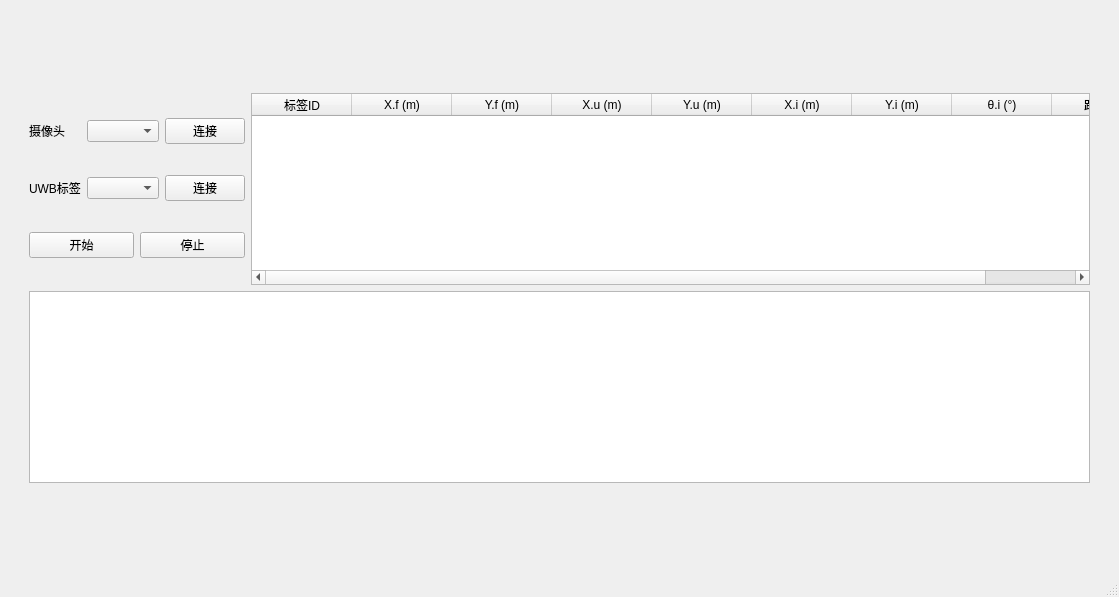
Before: the Qt Designer form mainwindow.ui in lankeren977/RTLS, drawn with Qt 5.
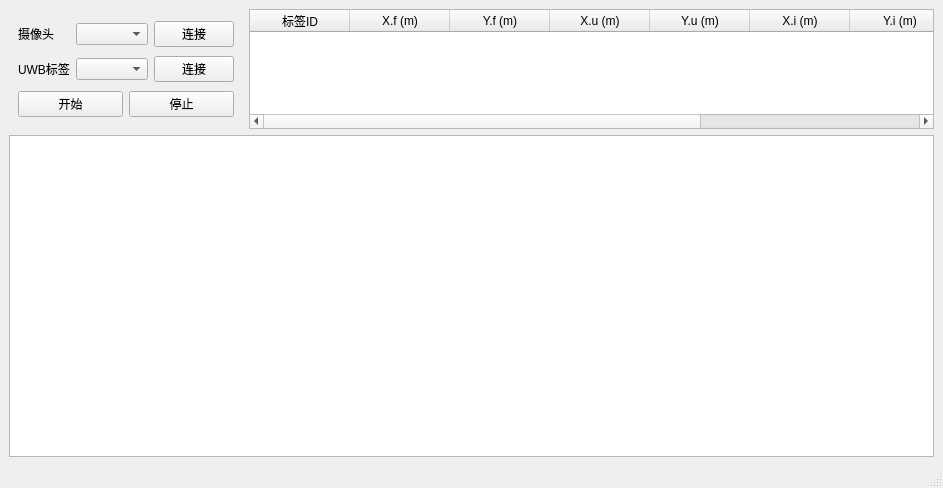
After: the same form once the commit is applied.

Commit message: 修改mainwindow.iu的布局

Diff of the .ui file:
```diff
--- a/mainwindow.ui
+++ b/mainwindow.ui
@@ -6,8 +6,8 @@
    <rect>
     <x>0</x>
     <y>0</y>
-    <width>1119</width>
-    <height>597</height>
+    <width>943</width>
+    <height>488</height>
    </rect>
   </property>
   <property name="windowTitle">
@@ -15,13 +15,18 @@
   </property>
   <widget class="QWidget" name="centralwidget">
    <layout class="QGridLayout" name="gridLayout">
-    <item row="1" column="1" rowspan="2" colspan="2">
-     <layout class="QVBoxLayout" name="verticalLayout_2">
-      <item>
-       <layout class="QHBoxLayout" name="horizontalLayout_4">
-        <item>
+    <item row="0" column="0">
          <layout class="QVBoxLayout" name="verticalLayout">
           <item>
+       <widget class="QWidget" name="widget" native="true">
+        <property name="maximumSize">
+         <size>
+          <width>300</width>
+          <height>120</height>
+         </size>
+        </property>
+        <layout class="QVBoxLayout" name="verticalLayout_3">
+         <item>
            <layout class="QHBoxLayout" name="horizontalLayout">
             <item>
              <widget class="QLabel" name="label_3">
@@ -82,9 +87,18 @@
            </layout>
           </item>
          </layout>
-        </item>
-        <item>
+       </widget>
+      </item>
+     </layout>
+    </item>
+    <item row="0" column="1">
          <widget class="QTableWidget" name="tableWidget">
+      <property name="maximumSize">
+       <size>
+        <width>800</width>
+        <height>120</height>
+       </size>
+      </property>
           <column>
            <property name="text">
             <string>标签ID</string>
@@ -132,9 +146,7 @@
           </column>
          </widget>
         </item>
-       </layout>
-      </item>
-      <item>
+    <item row="1" column="0" colspan="2">
        <widget class="QGraphicsView" name="graphicsView">
         <property name="enabled">
          <bool>true</bool>
@@ -142,69 +154,6 @@
        </widget>
       </item>
      </layout>
-    </item>
-    <item row="1" column="3">
-     <spacer name="horizontalSpacer_3">
-      <property name="orientation">
-       <enum>Qt::Horizontal</enum>
-      </property>
-      <property name="sizeType">
-       <enum>QSizePolicy::Fixed</enum>
-      </property>
-      <property name="sizeHint" stdset="0">
-       <size>
-        <width>20</width>
-        <height>20</height>
-       </size>
-      </property>
-     </spacer>
-    </item>
-    <item row="1" column="0">
-     <spacer name="horizontalSpacer">
-      <property name="orientation">
-       <enum>Qt::Horizontal</enum>
-      </property>
-      <property name="sizeType">
-       <enum>QSizePolicy::Fixed</enum>
-      </property>
-      <property name="sizeHint" stdset="0">
-       <size>
-        <width>20</width>
-        <height>20</height>
-       </size>
-      </property>
-     </spacer>
-    </item>
-    <item row="3" column="1">
-     <spacer name="verticalSpacer_2">
-      <property name="orientation">
-       <enum>Qt::Vertical</enum>
-      </property>
-      <property name="sizeType">
-       <enum>QSizePolicy::Expanding</enum>
-      </property>
-      <property name="sizeHint" stdset="0">
-       <size>
-        <width>20</width>
-        <height>50</height>
-       </size>
-      </property>
-     </spacer>
-    </item>
-    <item row="0" column="2">
-     <spacer name="verticalSpacer">
-      <property name="orientation">
-       <enum>Qt::Vertical</enum>
-      </property>
-      <property name="sizeHint" stdset="0">
-       <size>
-        <width>18</width>
-        <height>59</height>
-       </size>
-      </property>
-     </spacer>
-    </item>
-   </layout>
   </widget>
   <widget class="QMenuBar" name="menubar">
    <property name="geometry">
```
Left out of the diff: 4 changed lines with no effect on the pictures. Lines whose indentation alone changed are shown as unchanged.
